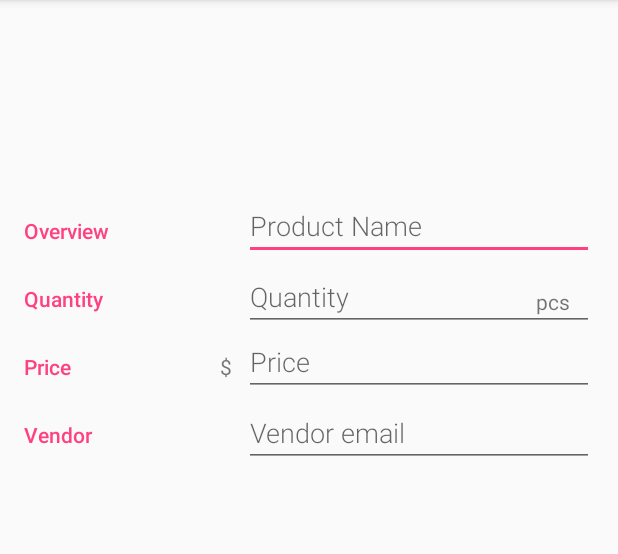
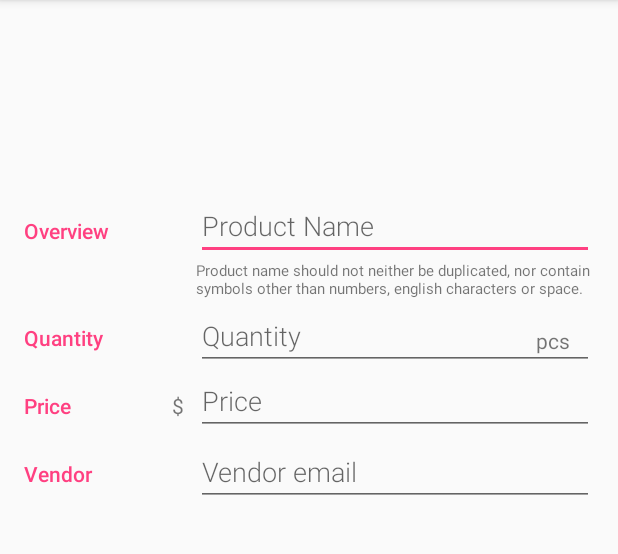
Before and after one commit to mylesieong/InventoryApp, an Android app: the EditorActivity screen opened directly, with no data from a screen before it, on a phone screen of 412 x 824 dp, the part 84-638 px from its top. Run offline under Robolectric (Android 15) with nearby library versions, the light colour scheme and no system bars.

```diff
--- a/app/src/main/java/com/myles/udacity/inventoryapp/data/InventoryProvider.java
+++ b/app/src/main/java/com/myles/udacity/inventoryapp/data/InventoryProvider.java
@@ -167,6 +167,7 @@ public class InventoryProvider extends ContentProvider {
                 selection = InventoryEntry._ID + "=?";
                 selectionArgs = new String[] { String.valueOf(ContentUris.parseId(uri)) };
                 rowsDeleted = database.delete(InventoryEntry.TABLE_NAME, selection, selectionArgs);
+
                 break;
             default:
                 throw new IllegalArgumentException("Deletion is not supported for " + uri);
--- a/app/src/main/res/layout/activity_editor.xml
+++ b/app/src/main/res/layout/activity_editor.xml
@@ -32,7 +32,7 @@
         <LinearLayout
             android:layout_width="0dp"
             android:layout_height="wrap_content"
-            android:layout_weight="2"
+            android:layout_weight="3"
             android:orientation="vertical"
             android:paddingLeft="4dp">
 
@@ -42,6 +42,14 @@
                 style="@style/EditorFieldStyle"
                 android:hint="@string/hint_inventory_name"
                 android:inputType="textCapWords" />
+
+            <!-- Naming rules-->
+            <TextView
+                android:layout_width="wrap_content"
+                android:layout_height="wrap_content"
+                android:layout_marginLeft="16dp"
+                android:textSize="10sp"
+                android:text="@string/hint_inventory_naming_rule"/>
 
         </LinearLayout>
     </LinearLayout>
@@ -65,7 +73,7 @@
         <RelativeLayout
             android:layout_width="0dp"
             android:layout_height="wrap_content"
-            android:layout_weight="2"
+            android:layout_weight="3"
             android:paddingLeft="4dp">
 
             <!-- Quantity field -->
@@ -102,7 +110,7 @@
         <RelativeLayout
             android:layout_width="0dp"
             android:layout_height="wrap_content"
-            android:layout_weight="2"
+            android:layout_weight="3"
             android:paddingLeft="4dp">
 
             <!-- Units for price ($) -->
@@ -139,7 +147,7 @@
         <RelativeLayout
             android:layout_width="0dp"
             android:layout_height="wrap_content"
-            android:layout_weight="2"
+            android:layout_weight="3"
             android:paddingLeft="4dp">
 
             <!-- email  field -->
--- a/app/src/main/res/values/strings.xml
+++ b/app/src/main/res/values/strings.xml
@@ -46,5 +46,6 @@
     <string name="button_track_a_sale">Sale</string>
     <string name="yes">Yes</string>
     <string name="no">No</string>
+    <string name="hint_inventory_naming_rule">Product name should not neither be duplicated, nor contain symbols other than numbers, english characters or space.</string>
 
 </resources>
```
Also changed, not shown: app/src/main/java/com/myles/udacity/inventoryapp/EditorActivity.java (+18 -0 lines).
